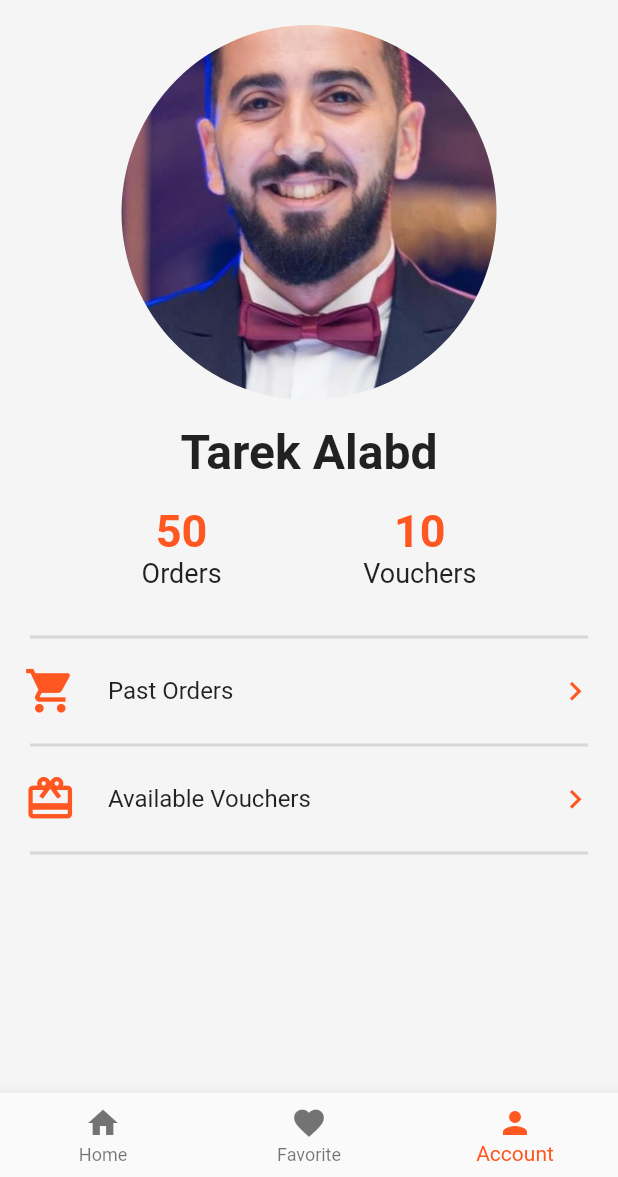
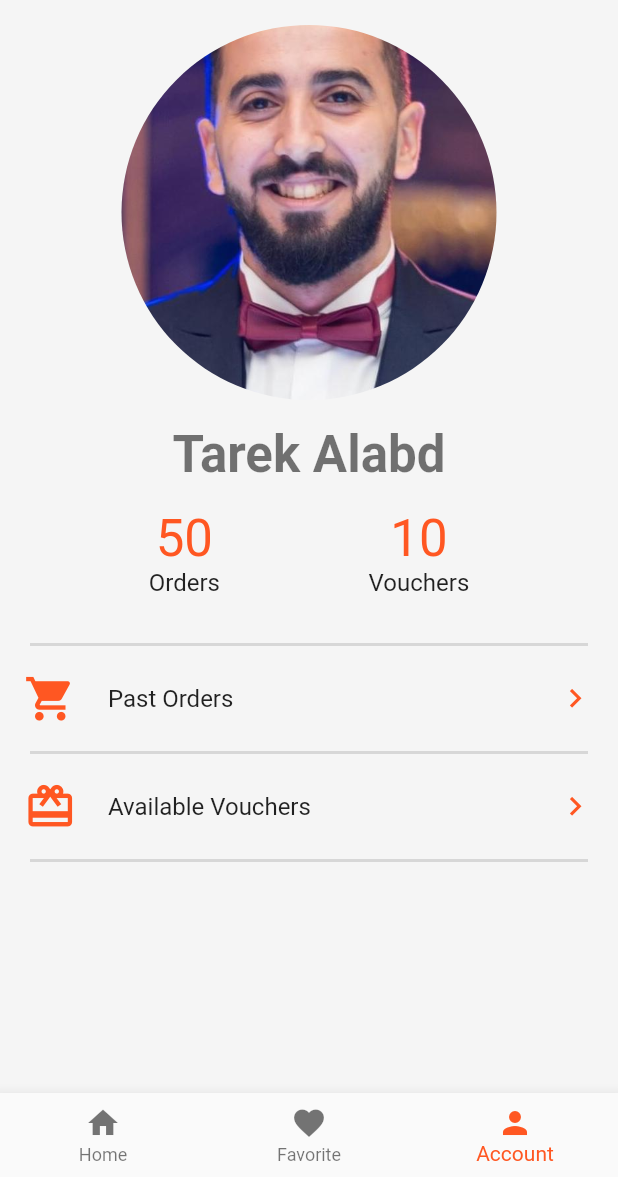
Before and after one commit to TarekAlabd/Food-Delivery-Flutter-Course, a Flutter app: the screen it shows after launch, item 3 of the bottom bar chosen, on a phone screen of 412 x 824 dp, the part 59-1236 px from its top. Run offline on Flutter 3.47's test engine with Material 2 defaults, Android fonts, the phone set to English and light mode, and no system bars; network calls fail.

Commit message:
feat: working with text themes

```diff
--- a/lib/pages/account_page.dart
+++ b/lib/pages/account_page.dart
@@ -9,17 +9,13 @@ class AccountPage extends StatelessWidget {
       children: [
         Text(
           number.toString(),
-          style: TextStyle(
-            fontSize: 30,
-            fontWeight: FontWeight.w600,
-            color: Theme.of(context).primaryColor,
-          ),
+          style: Theme.of(context).textTheme.headlineMedium!.copyWith(
+                color: Theme.of(context).primaryColor,
+              ),
         ),
         Text(
           name,
-          style: const TextStyle(
-            fontSize: 18,
-          ),
+          style: Theme.of(context).textTheme.titleMedium,
         ),
       ],
     );
@@ -64,12 +60,11 @@ class AccountPage extends StatelessWidget {
             ),
           ),
           const SizedBox(height: 16.0),
-          const Text(
+          Text(
             'Tarek Alabd',
-            style: TextStyle(
-              fontSize: 32,
-              fontWeight: FontWeight.w600,
-            ),
+            style: Theme.of(context).textTheme.headlineMedium!.copyWith(
+                  fontWeight: FontWeight.w600,
+                ),
           ),
           const SizedBox(height: 16.0),
           Row(
--- a/lib/pages/home_page.dart
+++ b/lib/pages/home_page.dart
@@ -28,8 +28,8 @@ class HomePage extends StatelessWidget {
               itemCount: food.length,
               gridDelegate: const SliverGridDelegateWithFixedCrossAxisCount(
                 crossAxisCount: 2,
-                mainAxisSpacing: 20,
-                crossAxisSpacing: 20,
+                mainAxisSpacing: 12,
+                crossAxisSpacing: 12,
               ),
               itemBuilder: (context, index) => FoodGridItem(
                 foodIndex: index,
```
Also changed, not shown: lib/pages/favorites_page.dart (+7 -13 lines), lib/widgets/food_grid_item.dart (+4 -10 lines).
